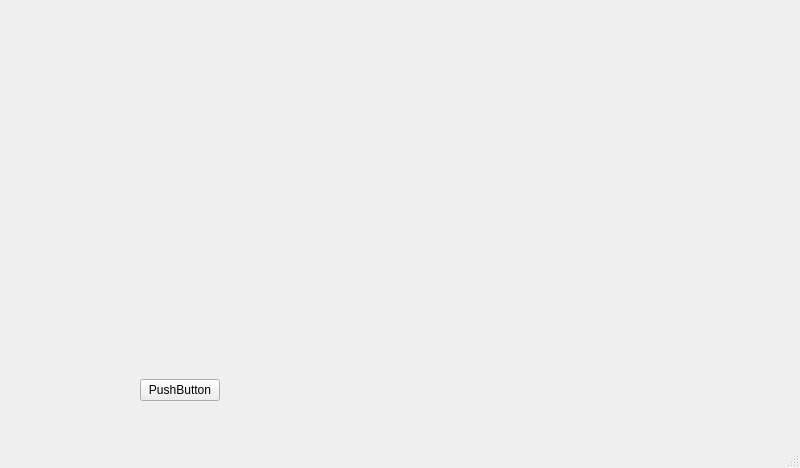
Before: the Qt Designer form BOLT/bolt.ui in MATF-RS20/RS005-bolt, drawn with Qt 5.
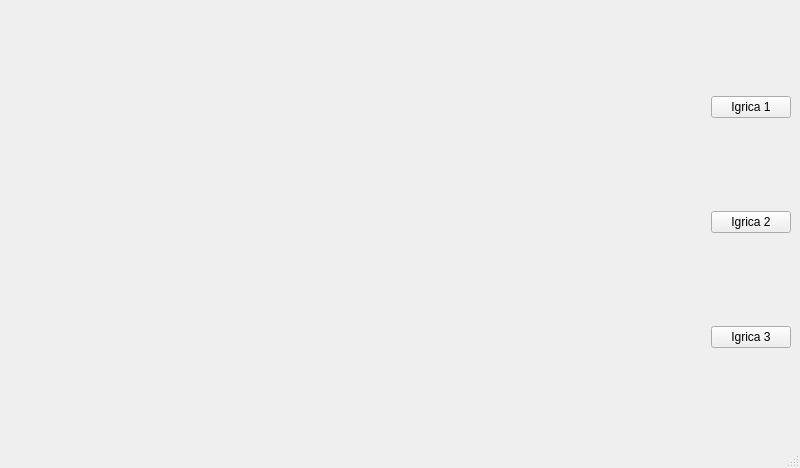
After: the same form once the commit is applied. Custom widgets are drawn as their Qt base class.

Commit message: Razdvajam main i Bolt i dodajem dugmice za pokretanje igrice

```diff
--- a/BOLT/bolt.ui
+++ b/BOLT/bolt.ui
@@ -13,39 +13,23 @@
     <height>468</height>
    </rect>
   </property>
+  <property name="minimumSize">
+   <size>
+    <width>800</width>
+    <height>468</height>
+   </size>
+  </property>
   <property name="windowTitle">
    <string>Bolt</string>
   </property>
   <widget class="QWidget" name="centralwidget">
-   <widget class="QWidget" name="verticalLayoutWidget">
-    <property name="geometry">
-     <rect>
-      <x>140</x>
-      <y>60</y>
-      <width>651</width>
-      <height>341</height>
-     </rect>
-    </property>
-    <layout class="QVBoxLayout" name="verticalLayout_5">
-     <item>
-      <widget class="OpnGLWidget" name="widget" native="true">
        <property name="minimumSize">
         <size>
-         <width>400</width>
-         <height>300</height>
-        </size>
-       </property>
-      </widget>
-     </item>
-     <item>
-      <layout class="QHBoxLayout" name="horizontalLayout_5">
-       <item>
-        <widget class="QPushButton" name="pushButton">
-         <property name="text">
-          <string>PushButton</string>
-         </property>
-        </widget>
-       </item>
+     <width>0</width>
+     <height>424</height>
+    </size>
+   </property>
+   <layout class="QHBoxLayout" name="horizontalLayout">
        <item>
         <spacer name="horizontalSpacer">
          <property name="orientation">
@@ -59,10 +43,32 @@
          </property>
         </spacer>
        </item>
+    <item>
+     <layout class="QVBoxLayout" name="verticalLayout">
+      <item>
+       <widget class="QPushButton" name="pushButton">
+        <property name="text">
+         <string>Igrica 1</string>
+        </property>
+       </widget>
+      </item>
+      <item>
+       <widget class="QPushButton" name="pushButton_2">
+        <property name="text">
+         <string>Igrica 2</string>
+        </property>
+       </widget>
+      </item>
+      <item>
+       <widget class="QPushButton" name="pushButton_3">
+        <property name="text">
+         <string>Igrica 3</string>
+        </property>
+       </widget>
+      </item>
       </layout>
      </item>
     </layout>
-   </widget>
   </widget>
   <widget class="QMenuBar" name="menubar">
    <property name="geometry">
@@ -76,14 +82,6 @@
   </widget>
   <widget class="QStatusBar" name="statusbar"/>
  </widget>
- <customwidgets>
-  <customwidget>
-   <class>OpnGLWidget</class>
-   <extends>QWidget</extends>
-   <header>opnglwidget.h</header>
-   <container>1</container>
-  </customwidget>
- </customwidgets>
  <resources/>
  <connections/>
 </ui>
```
Lines whose indentation alone changed are shown as unchanged. The commit also changes 7 other files.
